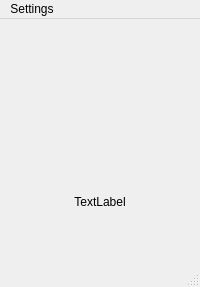
The window that form.ui (JareBear12418/Flip) describes before a commit, drawn with Qt 5.
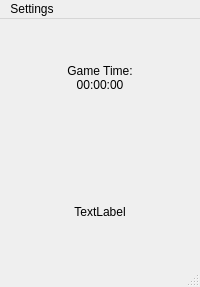
The same window after the commit.

Patch:
```diff
--- a/form.ui
+++ b/form.ui
@@ -37,6 +37,17 @@
       </property>
      </spacer>
     </item>
+    <item>
+     <widget class="QLabel" name="lblGameTime">
+      <property name="text">
+       <string>Game Time:
+00:00:00</string>
+      </property>
+      <property name="alignment">
+       <set>Qt::AlignCenter</set>
+      </property>
+     </widget>
+    </item>
     <item>
      <layout class="QHBoxLayout" name="horizontalLayout">
       <property name="spacing">
```
Left out of the diff: 7 changed lines with no effect on the pictures.
